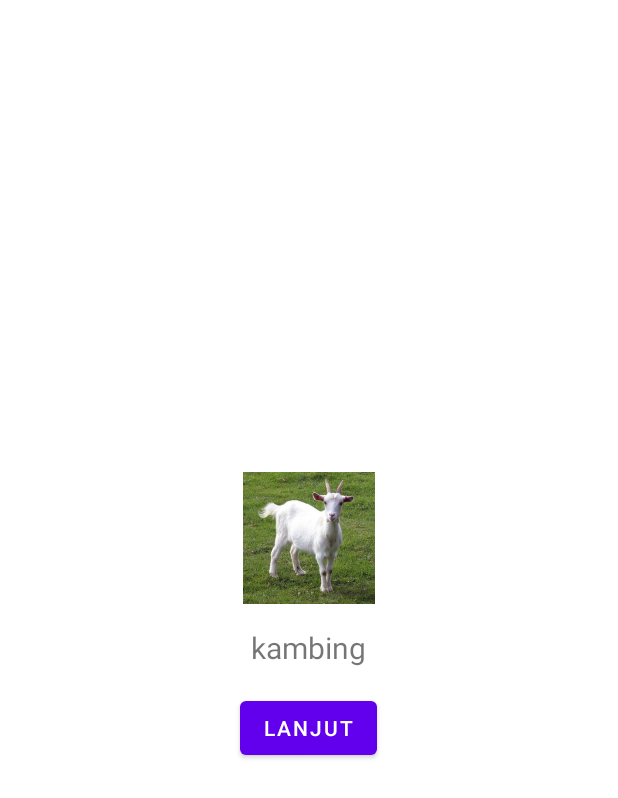
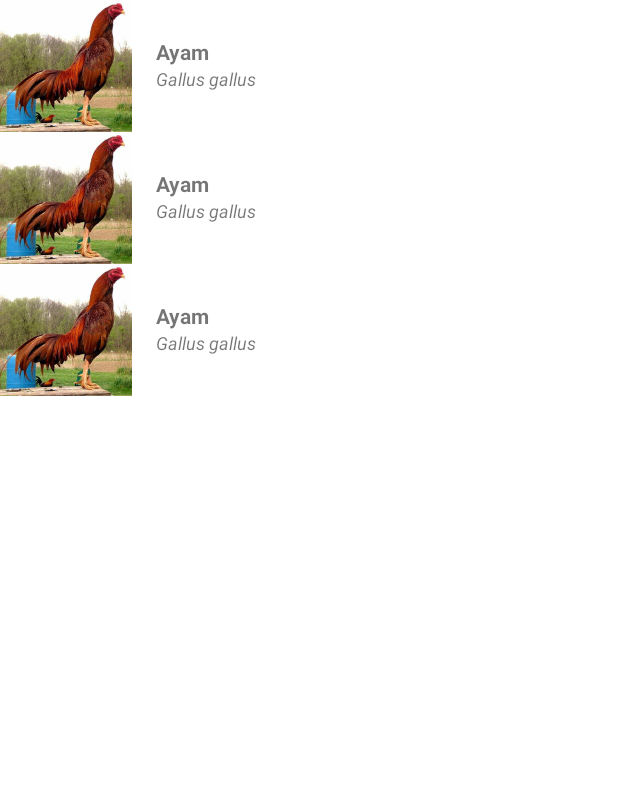
Before and after one commit to geznerd/hello-android-kotlin, an Android app: the layout activity_main.xml on its own in the app's theme, with its tools: preview values and no code run, on a phone screen of 412 x 824 dp. Shown: the top 798 px of the screen. Run offline under Robolectric (Android 15) with nearby library versions, the phone set to English and light mode, and no system bars.

Commit message:
membuat layout untuk list

```diff
--- a/app/build.gradle
+++ b/app/build.gradle
@@ -22,6 +22,11 @@ android {
             proguardFiles getDefaultProguardFile('proguard-android-optimize.txt'), 'proguard-rules.pro'
         }
     }
+
+    buildFeatures{
+            viewBinding true
+    }
+
     compileOptions {
         sourceCompatibility JavaVersion.VERSION_1_8
         targetCompatibility JavaVersion.VERSION_1_8
--- a/app/src/main/java/com/azmi/helloworld/MainActivity.kt
+++ b/app/src/main/java/com/azmi/helloworld/MainActivity.kt
@@ -1,19 +1,10 @@
 package com.azmi.helloworld
 
-import android.media.Image
+import android.os.Bundle
 import androidx.appcompat.app.AppCompatActivity
-import android.os.Bundle
-import android.widget.Button
-import android.widget.ImageView
-import android.widget.TextView
+
 
 class MainActivity : AppCompatActivity() {
-    //
-
-    private lateinit var imageView: ImageView
-    private lateinit var textView: TextView
-
-    private  var index: Int = 0
 
     override fun onCreate(savedInstanceState: Bundle?) {
         super.onCreate(savedInstanceState)
@@ -32,27 +23,5 @@ class MainActivity : AppCompatActivity() {
             add(Hewan("Sapi", R.drawable.sapi))
         }
 
-        // val button
-
-        val button : Button = findViewById(R.id.button)
-
-        button.setOnClickListener {
-            index = (index + 1)  % data.size
-            showData(data[index])
-
-            //if(index == 5) index = 0
-        }
-
-
-        imageView =findViewById(R.id.imageView)
-        textView = findViewById(R.id.textView)
-
-        showData(data[0])
-
-    }
-
-    private  fun showData(hewan: Hewan) {
-        imageView.setImageResource(hewan.gambarResId)
-        textView.text = hewan.nama
     }
 }
--- a/app/src/main/res/layout/activity_main.xml
+++ b/app/src/main/res/layout/activity_main.xml
@@ -1,33 +1,15 @@
 <?xml version="1.0" encoding="utf-8"?>
-<LinearLayout xmlns:android="http://schemas.android.com/apk/res/android"
+<FrameLayout xmlns:android="http://schemas.android.com/apk/res/android"
     xmlns:app="http://schemas.android.com/apk/res-auto"
     xmlns:tools="http://schemas.android.com/tools"
     android:layout_width="match_parent"
     android:layout_height="match_parent"
-    android:gravity="center"
-    android:orientation="vertical"
     tools:context=".MainActivity">
 
-    <ImageView
-        android:id="@+id/imageView"
-        android:layout_width="wrap_content"
-        android:layout_height="wrap_content"
-        android:contentDescription="@null"
-        tools:srcCompat="@drawable/kambing" />
-
-    <TextView
-        android:id="@+id/textView"
-        android:layout_width="wrap_content"
-        android:layout_height="wrap_content"
-        android:layout_marginTop="15dp"
-        android:textSize="20sp"
-        tools:text="kambing" />
-
-    <Button
-        android:id="@+id/button"
-        android:layout_width="wrap_content"
-        android:layout_height="wrap_content"
-        android:layout_marginTop="16dp"
-        android:text="@string/lanjut" />
-
-</LinearLayout>
+    <androidx.recyclerview.widget.RecyclerView
+        android:id="@+id/recyclerView"
+        android:layout_width="match_parent"
+        android:layout_height="match_parent"
+        app:layoutManager="androidx.recyclerview.widget.LinearLayoutManager"
+        tools:listitem="@layout/list_item" />
+</FrameLayout>
--- /dev/null
+++ b/app/src/main/res/layout/list_item.xml
@@ -0,0 +1,46 @@
+<?xml version="1.0" encoding="utf-8"?>
+<androidx.constraintlayout.widget.ConstraintLayout xmlns:android="http://schemas.android.com/apk/res/android"
+    xmlns:app="http://schemas.android.com/apk/res-auto"
+    xmlns:tools="http://schemas.android.com/tools"
+    android:layout_width="match_parent"
+    android:layout_height="wrap_content">
+
+    <ImageView
+        android:id="@+id/imageView"
+        android:layout_width="wrap_content"
+        android:layout_height="wrap_content"
+        android:contentDescription="@null"
+        app:layout_constraintBottom_toBottomOf="parent"
+        app:layout_constraintStart_toStartOf="parent"
+        app:layout_constraintTop_toTopOf="parent"
+        tools:srcCompat="@drawable/ayam" />
+
+    <TextView
+        android:id="@+id/textView"
+        android:layout_width="wrap_content"
+        android:layout_height="wrap_content"
+        android:layout_marginStart="16dp"
+        android:textSize="14sp"
+        android:textStyle="bold"
+        app:layout_constraintBottom_toTopOf="@+id/guideline2"
+        app:layout_constraintStart_toEndOf="@+id/imageView"
+        tools:text="Ayam" />
+
+    <androidx.constraintlayout.widget.Guideline
+        android:id="@+id/guideline2"
+        android:layout_width="wrap_content"
+        android:layout_height="wrap_content"
+        android:orientation="horizontal"
+        app:layout_constraintGuide_percent="0.5" />
+
+    <TextView
+        android:id="@+id/textView2"
+        android:layout_width="wrap_content"
+        android:layout_height="wrap_content"
+        android:layout_marginStart="16dp"
+        android:textSize="12sp"
+        android:textStyle="italic"
+        app:layout_constraintStart_toEndOf="@+id/imageView"
+        app:layout_constraintTop_toTopOf="@+id/guideline2"
+        tools:text="Gallus gallus" />
+</androidx.constraintlayout.widget.ConstraintLayout>
```
